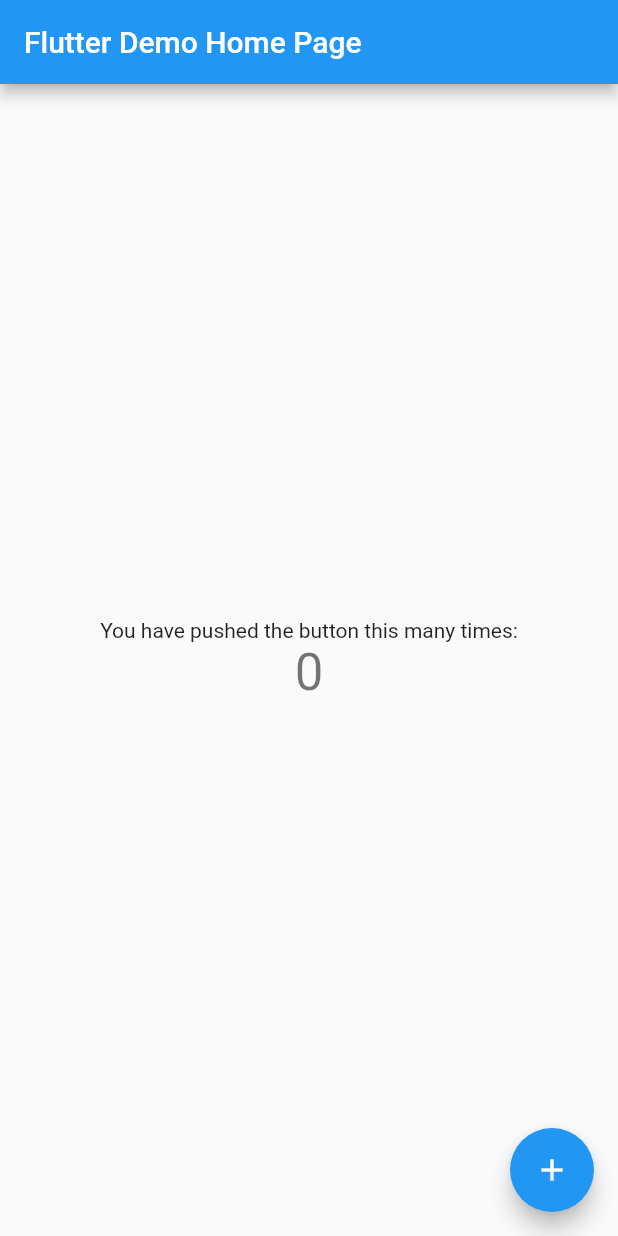
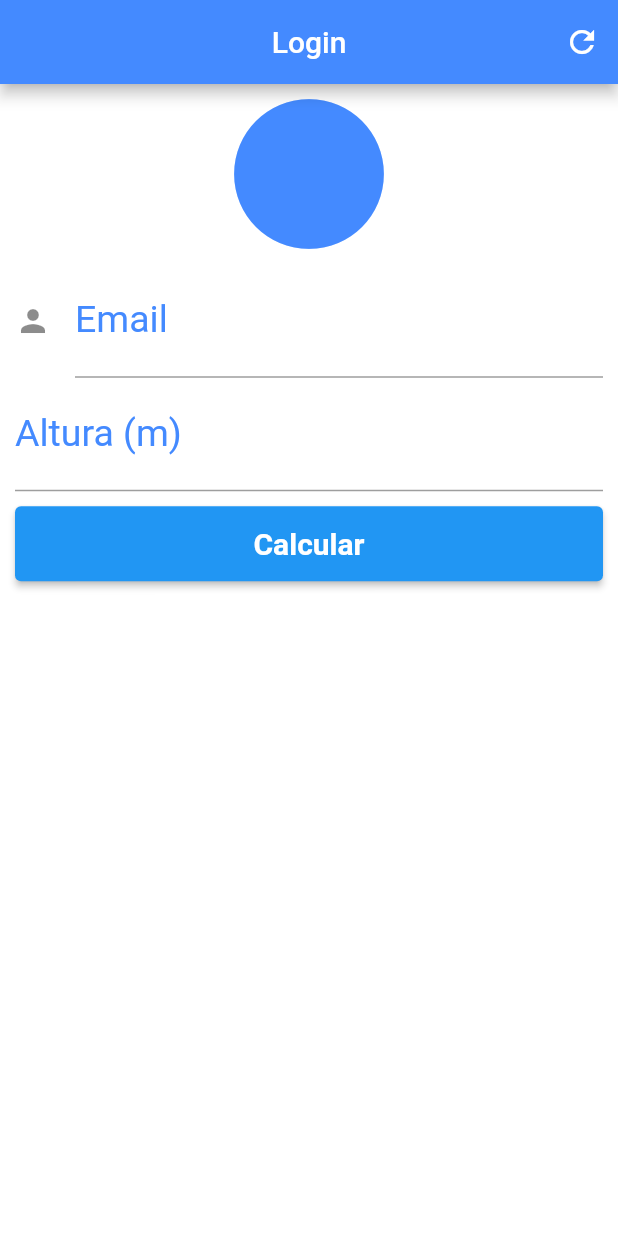
Before and after one commit to Michelletxr/MatchBook-front, a Flutter app: the screen it shows after launch, on a phone screen of 412 x 824 dp. Run offline on Flutter 3.47's test engine with Material 2 defaults, Android fonts, the phone set to English and light mode, and no system bars.

Commit message:
inicio tela login

```diff
--- /dev/null
+++ b/lib/Login/login.dart
@@ -0,0 +1,99 @@
+import 'package:flutter/material.dart';
+
+class Login extends StatefulWidget {
+  @override
+  _LoginState createState() => _LoginState();
+}
+
+class _LoginState extends State<Login> {
+  TextEditingController emailController = TextEditingController();
+  TextEditingController passwordController = TextEditingController();
+
+  GlobalKey<FormState> _formKey = new GlobalKey<FormState>();
+
+  void _resetCampos() {
+    emailController = TextEditingController();
+    passwordController = TextEditingController();
+    _formKey.currentState!.reset();
+  }
+
+  @override
+  Widget build(BuildContext context) {
+    return Scaffold(
+      appBar: AppBar(
+        title: Text("Login"),
+        centerTitle: true,
+        backgroundColor: Colors.blueAccent,
+        actions: <Widget>[
+          IconButton(
+            icon: Icon(Icons.refresh),
+            onPressed: _resetCampos,
+          )
+        ], //<Widget>[]
+      ), // app bar
+      backgroundColor: Colors.white,
+      body: SingleChildScrollView(
+        padding: EdgeInsets.fromLTRB(10.0, 0.0, 10.0, 0.0),
+        child: Form(
+          key: _formKey,
+          child: Column(
+            crossAxisAlignment: CrossAxisAlignment.stretch,
+            children: <Widget>[
+              Icon(Icons.circle, size: 120, color: Colors.blueAccent),
+              TextFormField(
+                keyboardType: TextInputType.number,
+                decoration: InputDecoration(
+                    labelText: "Email",
+                    labelStyle: TextStyle(color: Colors.blueAccent),
+                    icon: Icon(Icons.person)),
+                textAlign: TextAlign.center,
+                style: TextStyle(color: Colors.blueAccent, fontSize: 25.0),
+                controller: emailController,
+                validator: (value) {
+                  if (value!.isEmpty)
+                    return "Insira seu peso!";
+                  else
+                    return null;
+                },
+              ),
+              TextFormField(
+                keyboardType: TextInputType.number,
+                decoration: InputDecoration(
+                    labelText: "Altura (m)",
+                    labelStyle: TextStyle(color: Colors.blueAccent)),
+                textAlign: TextAlign.center,
+                style: TextStyle(color: Colors.blueAccent, fontSize: 25.0),
+                controller: passwordController,
+                validator: (value) {
+                  if (value!.isEmpty)
+                    return "Insira sua altura!";
+                  else
+                    return null;
+                },
+              ),
+              Padding(
+                  padding: EdgeInsets.only(top: 10.0, bottom: 10.0),
+                  child: Container(
+                      height: 50.0,
+                      child: ElevatedButton(
+                        onPressed: () {
+                          if (_formKey.currentState!.validate()) {
+                            // _calcular();
+                          }
+                        },
+                        child: Text(
+                          "Calcular",
+                          style: TextStyle(color: Colors.white, fontSize: 20.0),
+                        ),
+                        style: ElevatedButton.styleFrom(
+                            //  primary: Colors.blue,
+                            textStyle: TextStyle(
+                                fontSize: 30, fontWeight: FontWeight.bold)),
+                      ))),
+            ], //<widget>[]
+          ),
+        ),
+      ),
+    );
+  }
+}
--- a/lib/main.dart
+++ b/lib/main.dart
@@ -1,115 +1,9 @@
 import 'package:flutter/material.dart';
+import "package:match_book_front/Login/Login.dart";
 
 void main() {
-  runApp(const MyApp());
+  runApp(MaterialApp(
+    title: "Match book",
+    home: Login(),
+  ));
 }
-
-class MyApp extends StatelessWidget {
-  const MyApp({super.key});
-
-  // This widget is the root of your application.
-  @override
-  Widget build(BuildContext context) {
-    return MaterialApp(
-      title: 'Flutter Demo',
-      theme: ThemeData(
-        // This is the theme of your application.
-        //
-        // Try running your application with "flutter run". You'll see the
-        // application has a blue toolbar. Then, without quitting the app, try
-        // changing the primarySwatch below to Colors.green and then invoke
-        // "hot reload" (press "r" in the console where you ran "flutter run",
-        // or simply save your changes to "hot reload" in a Flutter IDE).
-        // Notice that the counter didn't reset back to zero; the application
-        // is not restarted.
-        primarySwatch: Colors.blue,
-      ),
-      home: const MyHomePage(title: 'Flutter Demo Home Page'),
-    );
-  }
-}
-
-class MyHomePage extends StatefulWidget {
-  const MyHomePage({super.key, required this.title});
-
-  // This widget is the home page of your application. It is stateful, meaning
-  // that it has a State object (defined below) that contains fields that affect
-  // how it looks.
-
-  // This class is the configuration for the state. It holds the values (in this
-  // case the title) provided by the parent (in this case the App widget) and
-  // used by the build method of the State. Fields in a Widget subclass are
-  // always marked "final".
-
-  final String title;
-
-  @override
-  State<MyHomePage> createState() => _MyHomePageState();
-}
-
-class _MyHomePageState extends State<MyHomePage> {
-  int _counter = 0;
-
-  void _incrementCounter() {
-    setState(() {
-      // This call to setState tells the Flutter framework that something has
-      // changed in this State, which causes it to rerun the build method below
-      // so that the display can reflect the updated values. If we changed
-      // _counter without calling setState(), then the build method would not be
-      // called again, and so nothing would appear to happen.
-      _counter++;
-    });
-  }
-
-  @override
-  Widget build(BuildContext context) {
-    // This method is rerun every time setState is called, for instance as done
-    // by the _incrementCounter method above.
-    //
-    // The Flutter framework has been optimized to make rerunning build methods
-    // fast, so that you can just rebuild anything that needs updating rather
-    // than having to individually change instances of widgets.
-    return Scaffold(
-      appBar: AppBar(
-        // Here we take the value from the MyHomePage object that was created by
-        // the App.build method, and use it to set our appbar title.
-        title: Text(widget.title),
-      ),
-      body: Center(
-        // Center is a layout widget. It takes a single child and positions it
-        // in the middle of the parent.
-        child: Column(
-          // Column is also a layout widget. It takes a list of children and
-          // arranges them vertically. By default, it sizes itself to fit its
-          // children horizontally, and tries to be as tall as its parent.
-          //
-          // Invoke "debug painting" (press "p" in the console, choose the
-          // "Toggle Debug Paint" action from the Flutter Inspector in Android
-          // Studio, or the "Toggle Debug Paint" command in Visual Studio Code)
-          // to see the wireframe for each widget.
-          //
-          // Column has various properties to control how it sizes itself and
-          // how it positions its children. Here we use mainAxisAlignment to
-          // center the children vertically; the main axis here is the vertical
-          // axis because Columns are vertical (the cross axis would be
-          // horizontal).
-          mainAxisAlignment: MainAxisAlignment.center,
-          children: <Widget>[
-            const Text(
-              'You have pushed the button this many times:',
-            ),
-            Text(
-              '$_counter',
-              style: Theme.of(context).textTheme.headline4,
-            ),
-          ],
-        ),
-      ),
-      floatingActionButton: FloatingActionButton(
-        onPressed: _incrementCounter,
-        tooltip: 'Increment',
-        child: const Icon(Icons.add),
-      ), // This trailing comma makes auto-formatting nicer for build methods.
-    );
-  }
-}
```
